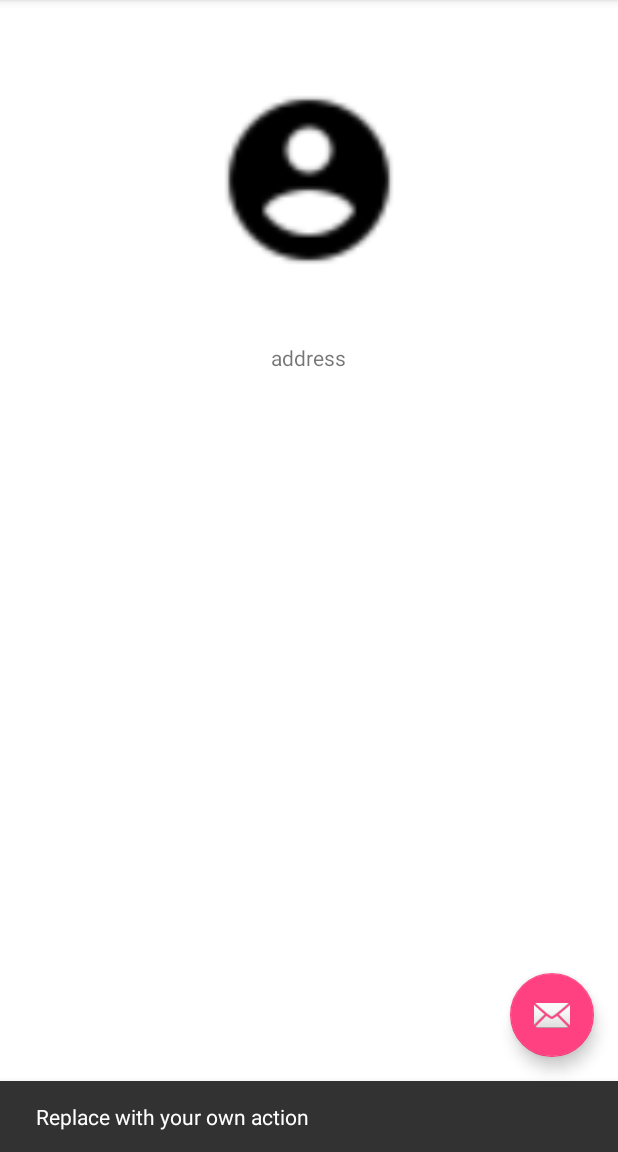
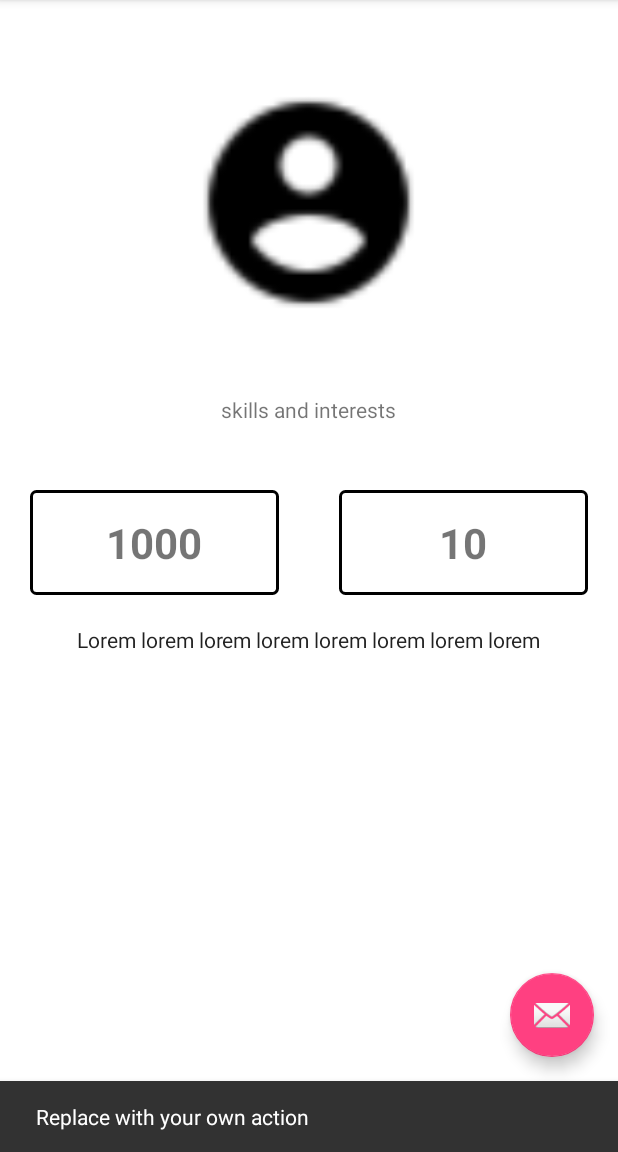
Before and after one commit to antonven/EthelonStartup, an Android app: the fragment ProfileFragment placed in its activity, after a tap on an icon or button, on a phone screen of 412 x 824 dp, the part 84-1236 px from its top. Run offline under Robolectric (Android 15) with nearby library versions, the phone set to English and light mode, and no system bars; our stand-ins replace CircleImageView; libraries missing offline, so code that uses them is left out: com.facebook, com.facebook.login; pictures from the network do not load; 2 statements that could not run were skipped.

Commit message:
initial design profile

```diff
--- a/app/src/main/java/myapps/wycoco/com/ethelonstartup/Activities/LoginActivity.java
+++ b/app/src/main/java/myapps/wycoco/com/ethelonstartup/Activities/LoginActivity.java
@@ -219,7 +219,7 @@ public class LoginActivity extends AppCompatActivity {
         if(profile!= null){
             Intent i = new Intent(getApplicationContext(), HomeActivity.class);
             i.putExtra("profileName", profile.getName());
-            i.putExtra("profilePicture", profile.getProfilePictureUri(200,200).toString());
+            i.putExtra("profilePicture", profile.getProfilePictureUri(500,500).toString());
             i.putExtra("profileId", profile.getId());
             startActivity(i);
         }
--- a/app/src/main/java/myapps/wycoco/com/ethelonstartup/Fragments/ProfileFragment.java
+++ b/app/src/main/java/myapps/wycoco/com/ethelonstartup/Fragments/ProfileFragment.java
@@ -9,6 +9,7 @@ import android.view.View;
 import android.view.ViewGroup;
 import android.widget.ImageView;
 import android.widget.TextView;
+import android.widget.Toolbar;
 
 import com.bumptech.glide.Glide;
 
@@ -31,6 +32,7 @@ public class ProfileFragment extends Fragment {
     @Override
     public View onCreateView(LayoutInflater inflater, @Nullable ViewGroup container, Bundle savedInstanceState) {
         View v = inflater.inflate(R.layout.profile_layout, container, false);
+
 
         profilePicture = (ImageView)v.findViewById(R.id.profilePictureProfile);
         profileName = (TextView)v.findViewById(R.id.profileNameProfile);
--- /dev/null
+++ b/app/src/main/res/drawable/rectangle_container.xml
@@ -0,0 +1,20 @@
+<?xml version="1.0" encoding="utf-8"?>
+<shape xmlns:android="http://schemas.android.com/apk/res/android">
+    <stroke
+        android:width="2dp"
+        android:color="#000">
+    </stroke>
+
+    <padding android:bottom="2dp"
+        android:top="2dp"
+        android:left="2dp"
+        android:right="2dp"/>
+
+    <corners android:radius="3dp">
+    </corners>
+
+    <solid android:color="#1AFFFFFF">
+
+    </solid>
+
+</shape>
--- a/app/src/main/res/layout/profile_layout.xml
+++ b/app/src/main/res/layout/profile_layout.xml
@@ -15,8 +15,8 @@
 
             <de.hdodenhof.circleimageview.CircleImageView
                 android:id="@+id/profilePictureProfile"
-                android:layout_width="120dp"
-                android:layout_height="120dp"
+                android:layout_width="150dp"
+                android:layout_height="150dp"
                 android:src="@drawable/account"
                 android:layout_gravity="center_horizontal"/>
 
@@ -33,10 +33,49 @@
                 android:layout_marginTop="8dp"
                 android:layout_width="wrap_content"
                 android:layout_height="wrap_content"
-                android:text="@string/address"
+                android:text="@string/skills_interests"
                 android:layout_gravity="center_horizontal"/>
 
 
+            <LinearLayout
+                android:paddingTop="24dp"
+                android:layout_width="match_parent"
+                android:layout_height="wrap_content"
+                android:orientation="horizontal"
+                android:layout_gravity="center"
+                android:weightSum="2">
+
+                <TextView
+                    android:layout_width="120dp"
+                    android:layout_height="70dp"
+                    android:background="@drawable/rectangle_container"
+                    android:layout_weight="1"
+                    android:layout_margin="20dp"
+                    android:text="1000"
+                    android:textSize="28sp"
+                    android:textStyle="bold"
+                    android:gravity="center"/>
+
+                <TextView
+                    android:id="@+id/textView3"
+                    android:layout_width="120dp"
+                    android:layout_height="70dp"
+                    android:layout_margin="20dp"
+                    android:layout_weight="1"
+                    android:text="10"
+                    android:textSize="28sp"
+                    android:textStyle="bold"
+                    android:gravity="center"
+                    android:background="@drawable/rectangle_container" />
+
+            </LinearLayout>
+
+            <TextView
+                android:layout_width="wrap_content"
+                android:layout_height="wrap_content"
+                android:text="Lorem lorem lorem lorem lorem lorem lorem lorem"
+                android:layout_gravity="center_horizontal"
+                style="@style/TextAppearance.AppCompat.Body1"/>
 
         </LinearLayout>
 
--- a/app/src/main/res/values/strings.xml
+++ b/app/src/main/res/values/strings.xml
@@ -27,4 +27,5 @@
     <string name="profile_name">Profile name</string>
     <string name="address">address</string>
     <string name="log_out">Log out</string>
+    <string name="skills_interests">skills and interests</string>
 </resources>
--- a/app/src/main/res/values/styles.xml
+++ b/app/src/main/res/values/styles.xml
@@ -14,7 +14,8 @@
 
     <style name="TextViewBlackBig">
         <item name="android:textColor">#000</item>
-        <item name="android:textSize">18dp</item>
+        <item name="android:textSize">22sp</item>
+        <item name="android:textStyle">bold</item>
     </style>
 
     <style name="AppTheme.AppBarOverlay" parent="ThemeOverlay.AppCompat.Dark.ActionBar" />
```
